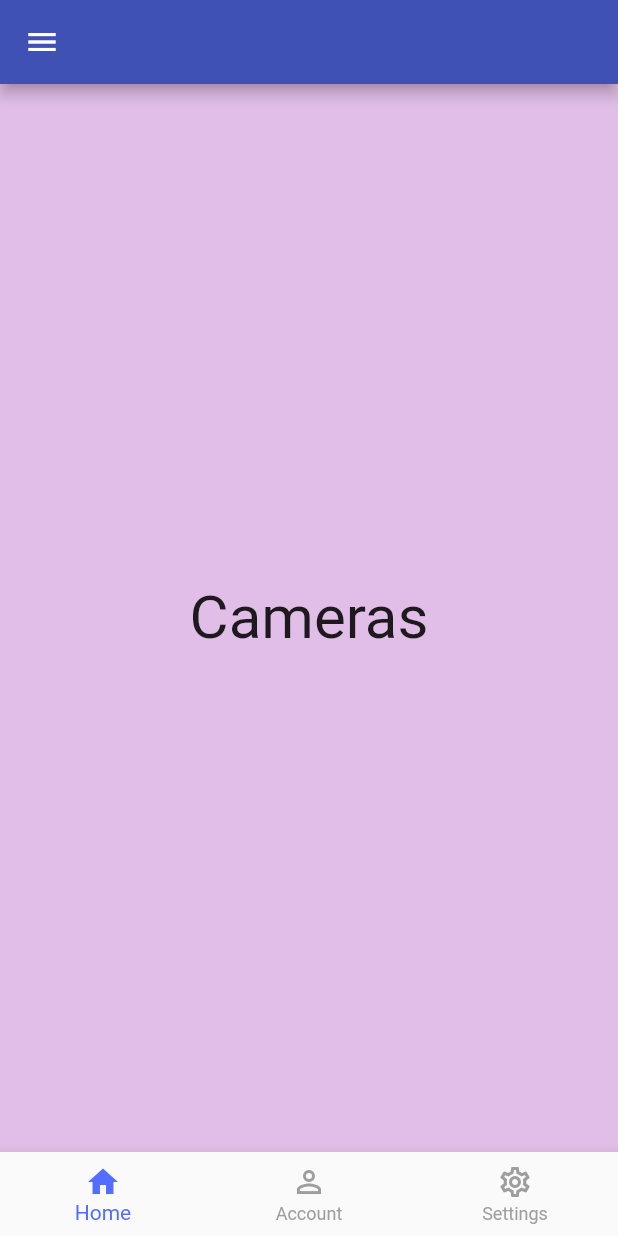
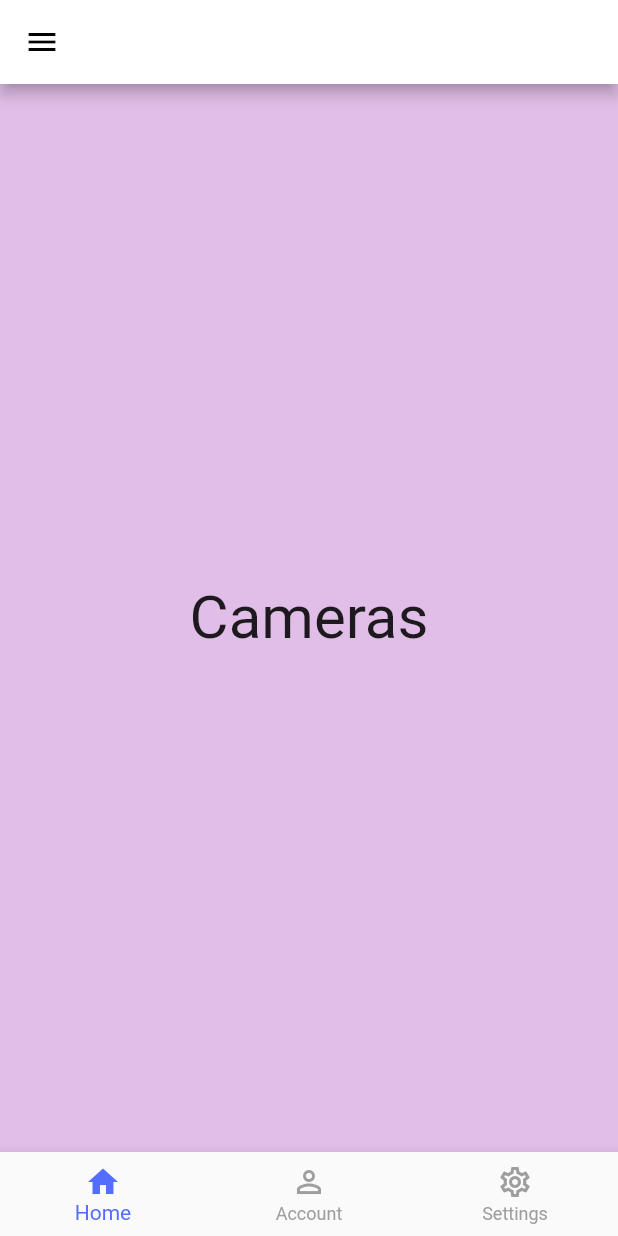
Before and after one commit to tringuyen53/sidebar_navigationbar_reponsive_playground, a Flutter app: the screen it shows after launch, on a phone screen of 412 x 824 dp. Run offline on Flutter 3.47's test engine with Material 2 defaults, Android fonts, the light colour scheme and no system bars; our stand-ins replace flutter_riverpod.

Commit message:
change icon menu color

```diff
--- a/lib/responsive/mobile_body.dart
+++ b/lib/responsive/mobile_body.dart
@@ -22,17 +22,23 @@ class MyMobileBody extends ConsumerWidget {
     return Scaffold(
       key: scaffoldKey,
       appBar: AppBar(
+        backgroundColor: Colors.white,
         leading: IconButton(
-          onPressed: selectedIndex != 0 ? null : () {
-            scaffoldKey.currentState?.openDrawer();
-          },
-          icon: const Icon(Icons.menu),
+          onPressed: selectedIndex != 0
+              ? null
+              : () {
+                  scaffoldKey.currentState?.openDrawer();
+                },
+          icon: Icon(
+            Icons.menu,
+            color: selectedIndex != 0 ? Colors.grey : Colors.black,
+          ),
         ),
       ),
       drawer: Drawer(
         child: Scaffold(
           appBar: AppBar(
-            backgroundColor: Colors.blueGrey,
+            backgroundColor: Colors.white,
             title: const Text(
               'Region',
               style: TextStyle(fontSize: 20),
@@ -41,7 +47,10 @@ class MyMobileBody extends ConsumerWidget {
               onPressed: () {
                 Navigator.pop(context);
               },
-              icon: const Icon(Icons.menu_open),
+              icon: const Icon(
+                Icons.menu_open,
+                color: Colors.black,
+              ),
             ),
           ),
           body: const ListGroupView(),
```
